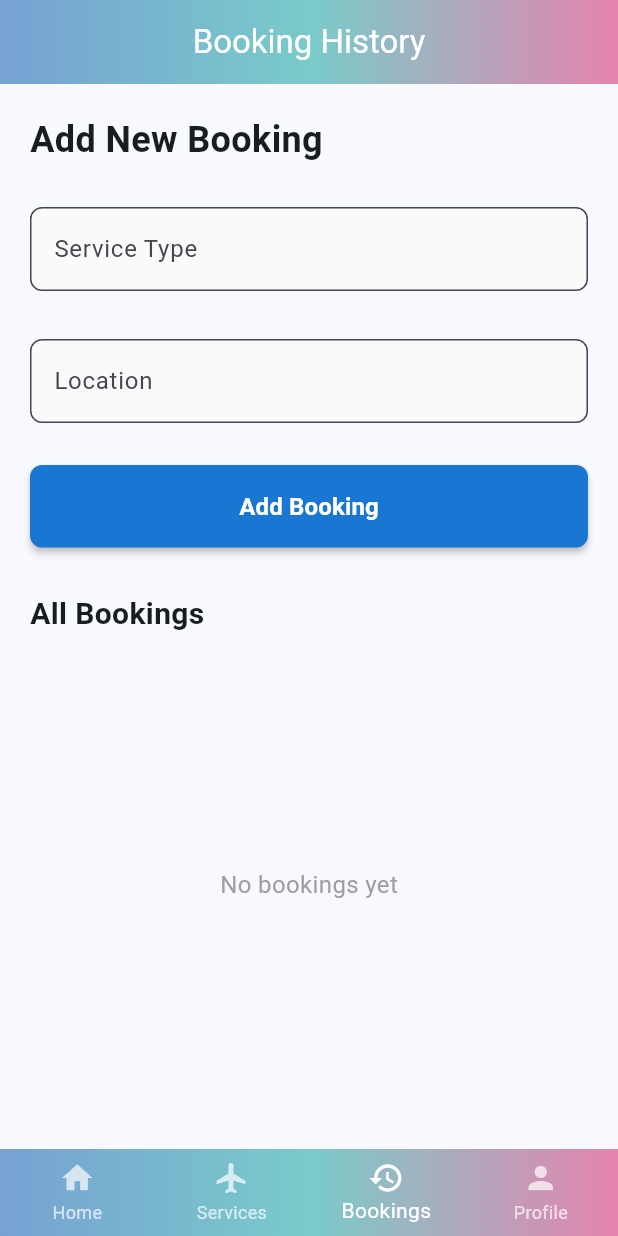
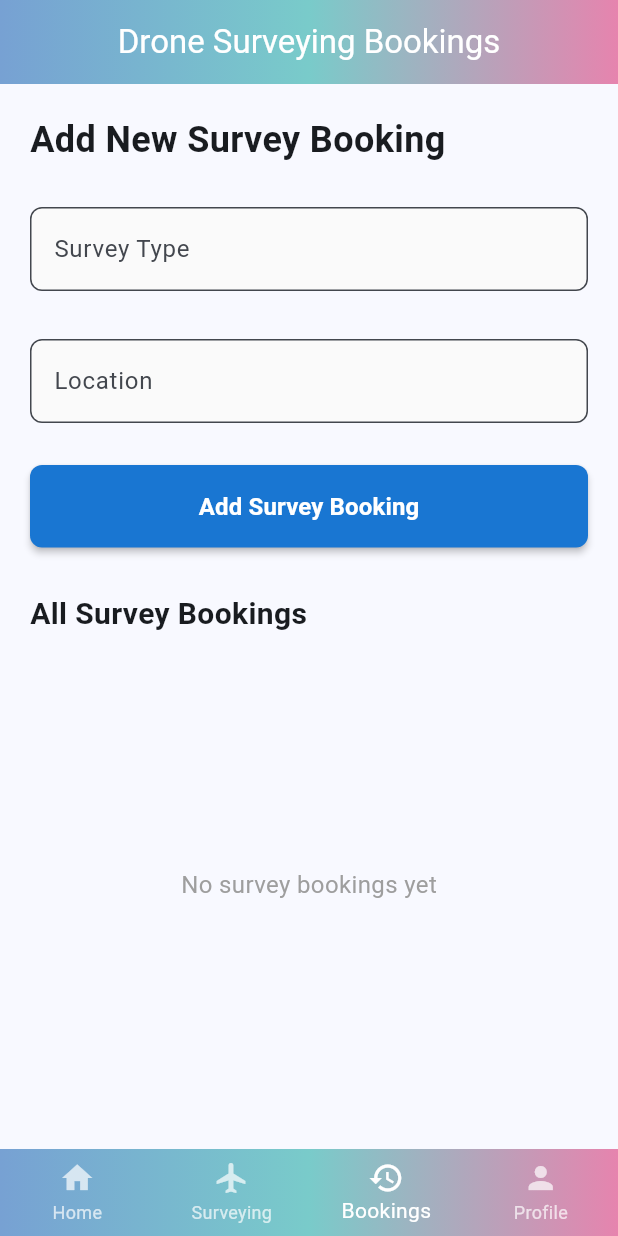
Before and after one commit to exile213/Activity3-4-PROFE8-Diaz, a Flutter app: the screen it shows after launch, item 3 of the bottom bar chosen, on a phone screen of 412 x 824 dp. Run offline on Flutter 3.47's test engine with Material 3 defaults, Android fonts, the light colour scheme and no system bars.

Commit message:
Update UI text to focus on drone surveying services
Revised titles, labels, and descriptions across multiple pages to consistently refer to 'drone surveying' instead of generic 'drone services.' This improves clarity for users by emphasizing the surveying aspect of the service throughout the app.

```diff
--- a/lib/main.dart
+++ b/lib/main.dart
@@ -17,7 +17,7 @@
   @override
   Widget build(BuildContext context) {
     return MaterialApp(
-      title: 'Drone & Aerial Survey Service',
+      title: 'Drone Surveying Booking Service',
       debugShowCheckedModeBanner: false,
       theme: ThemeData(
         colorScheme: ColorScheme.fromSeed(seedColor: Colors.blue),
@@ -74,7 +74,7 @@
             BottomNavigationBarItem(icon: Icon(Icons.home), label: 'Home'),
             BottomNavigationBarItem(
               icon: Icon(Icons.flight),
-              label: 'Services',
+              label: 'Surveying',
             ),
             BottomNavigationBarItem(
               icon: Icon(Icons.history),
@@ -96,7 +96,7 @@
   Widget build(BuildContext context) {
     return Scaffold(
       appBar: AppBar(
-        title: const Text('Services'),
+        title: const Text('Surveying Services'),
         centerTitle: true,
         flexibleSpace: Container(
           decoration: const BoxDecoration(
@@ -118,20 +118,20 @@
             const Icon(Icons.flight, size: 100, color: Colors.blue),
             const SizedBox(height: 40),
             const Text(
-              'Drone Services',
+              'Drone Surveying Services',
               textAlign: TextAlign.center,
               style: TextStyle(fontSize: 24, fontWeight: FontWeight.bold),
             ),
             const SizedBox(height: 10),
             const Text(
-              'Choose your service option',
+              'Book your surveying service',
               textAlign: TextAlign.center,
               style: TextStyle(fontSize: 16, color: Colors.grey),
             ),
             const SizedBox(height: 40),
             _buildServiceButton(
               context,
-              'Service Options',
+              'Surveying Options',
               'Customize drone model, pilot assistance, and insurance',
               Icons.settings,
               () {
@@ -146,8 +146,8 @@
             const SizedBox(height: 16),
             _buildServiceButton(
               context,
-              'Book Reservation',
-              'Schedule your drone service with date and time',
+              'Book Surveying Service',
+              'Schedule your drone surveying with date and time',
               Icons.calendar_today,
               () {
                 Navigator.push(
--- a/lib/views/booking_history_page.dart
+++ b/lib/views/booking_history_page.dart
@@ -37,6 +37,7 @@ class _BookingHistoryPageState extends State<BookingHistoryPage> {
       _bookings.add({
         'serviceType': _serviceTypeController.text,
         'location': _locationController.text,
+        'timestamp': DateTime.now().toString(),
       });
     });
 
@@ -45,7 +46,7 @@ class _BookingHistoryPageState extends State<BookingHistoryPage> {
 
     ScaffoldMessenger.of(context).showSnackBar(
       const SnackBar(
-        content: Text('Booking added successfully!'),
+        content: Text('Survey booking added successfully!'),
         backgroundColor: Colors.green,
       ),
     );
@@ -55,7 +56,7 @@ class _BookingHistoryPageState extends State<BookingHistoryPage> {
   Widget build(BuildContext context) {
     return Scaffold(
       appBar: AppBar(
-        title: const Text('Booking History'),
+        title: const Text('Drone Surveying Bookings'),
         centerTitle: true,
         flexibleSpace: Container(
           decoration: const BoxDecoration(
@@ -74,26 +75,27 @@ class _BookingHistoryPageState extends State<BookingHistoryPage> {
           crossAxisAlignment: CrossAxisAlignment.start,
           children: [
             const Text(
-              'Add New Booking',
+              'Add New Survey Booking',
               style: TextStyle(fontSize: 24, fontWeight: FontWeight.bold),
             ),
             const SizedBox(height: 20),
             CustomFormField(
-              label: 'Service Type',
-              hint: 'e.g., Aerial Survey, Photography',
+              label: 'Survey Type',
+              hint:
+                  'e.g., Aerial Survey, Land Mapping, Infrastructure Inspection',
               controller: _serviceTypeController,
             ),
             const SizedBox(height: 16),
             CustomFormField(
               label: 'Location',
-              hint: 'e.g., Manila, Cebu',
+              hint: 'e.g., Manila, Cebu, Project Site Address',
               controller: _locationController,
             ),
             const SizedBox(height: 20),
-            CustomButton(text: 'Add Booking', onPressed: _addBooking),
+            CustomButton(text: 'Add Survey Booking', onPressed: _addBooking),
             const SizedBox(height: 30),
             const Text(
-              'All Bookings',
+              'All Survey Bookings',
               style: TextStyle(fontSize: 20, fontWeight: FontWeight.bold),
             ),
             const SizedBox(height: 10),
@@ -101,7 +103,7 @@ class _BookingHistoryPageState extends State<BookingHistoryPage> {
               child: _bookings.isEmpty
                   ? const Center(
                       child: Text(
-                        'No bookings yet',
+                        'No survey bookings yet',
                         style: TextStyle(color: Colors.grey, fontSize: 16),
                       ),
                     )
@@ -120,7 +122,7 @@ class _BookingHistoryPageState extends State<BookingHistoryPage> {
                               ),
                             ),
                             title: Text(booking['serviceType']!),
-                            subtitle: Text(booking['location']!),
+                            subtitle: Text('📍 ${booking['location']!}'),
                             trailing: const Icon(Icons.flight),
                           ),
                         );
--- a/lib/views/reservation_page.dart
+++ b/lib/views/reservation_page.dart
@@ -37,7 +37,7 @@ class _ReservationPageState extends State<ReservationPage> {
   Widget build(BuildContext context) {
     return Scaffold(
       appBar: AppBar(
-        title: const Text('Book Reservation'),
+        title: const Text('Book Surveying Service'),
         centerTitle: true,
         flexibleSpace: Container(
           decoration: const BoxDecoration(
@@ -56,7 +56,7 @@ class _ReservationPageState extends State<ReservationPage> {
           crossAxisAlignment: CrossAxisAlignment.start,
           children: [
             const Text(
-              'Schedule Drone Service',
+              'Schedule Drone Surveying Service',
               style: TextStyle(fontSize: 24, fontWeight: FontWeight.bold),
             ),
             const SizedBox(height: 40),
--- a/lib/views/service_options_page.dart
+++ b/lib/views/service_options_page.dart
@@ -57,7 +57,7 @@ Insurance: ${_includeInsurance ? 'Included' : 'Not included'}
   Widget build(BuildContext context) {
     return Scaffold(
       appBar: AppBar(
-        title: const Text('Service Options'),
+        title: const Text('Surveying Options'),
         centerTitle: true,
         flexibleSpace: Container(
           decoration: const BoxDecoration(
@@ -78,12 +78,12 @@ Insurance: ${_includeInsurance ? 'Included' : 'Not included'}
             const Icon(Icons.settings, size: 80, color: Colors.blue),
             const SizedBox(height: 20),
             const Text(
-              'Customize Your Service',
+              'Customize Your Surveying Service',
               style: TextStyle(fontSize: 28, fontWeight: FontWeight.bold),
             ),
             const SizedBox(height: 10),
             const Text(
-              'Select your preferences for drone service options.',
+              'Select your preferences for drone surveying booking options.',
               style: TextStyle(fontSize: 16, color: Colors.grey),
             ),
             const SizedBox(height: 40),
--- a/lib/views/welcome_page.dart
+++ b/lib/views/welcome_page.dart
@@ -58,13 +58,13 @@ class _WelcomePageState extends State<WelcomePage> {
             const Icon(Icons.flight_takeoff, size: 80, color: Colors.blue),
             const SizedBox(height: 20),
             const Text(
-              'Welcome to Drone Services',
+              'Welcome to Drone Surveying Booking',
               textAlign: TextAlign.center,
               style: TextStyle(fontSize: 28, fontWeight: FontWeight.bold),
             ),
             const SizedBox(height: 10),
             const Text(
-              'Professional aerial surveys and drone operations for all your needs.',
+              'Book professional drone surveying services for mapping, inspection, and aerial analysis.',
               textAlign: TextAlign.center,
               style: TextStyle(fontSize: 16, color: Colors.grey),
             ),
```
